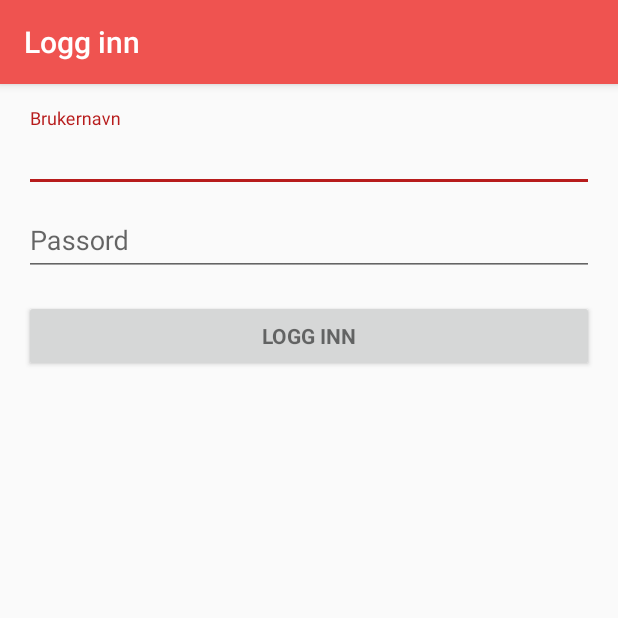
After one commit to andrmos/imber, an Android app: the LoginActivity screen opened directly, with no data from a screen before it, on a phone screen of 412 x 824 dp, the top half of it. The commit adds this screen. Run offline under Robolectric (Android 15) with nearby library versions, the phone set to English and light mode, and no system bars.

Commit message:
Made sign in activity

```diff
--- a/app/src/main/java/com/mossige/finseth/follo/inf219_mitt_uib/MainActivity.java
+++ b/app/src/main/java/com/mossige/finseth/follo/inf219_mitt_uib/MainActivity.java
@@ -1,5 +1,6 @@
 package com.mossige.finseth.follo.inf219_mitt_uib;
 
+import android.content.Intent;
 import android.os.Bundle;
 import android.support.design.widget.NavigationView;
 import android.support.design.widget.NavigationView.OnNavigationItemSelectedListener;
@@ -97,6 +98,11 @@ public class MainActivity extends AppCompatActivity implements OnNavigationItemS
             //return true;
         }
 
+        if(id == R.id.nav_signin){
+            Intent intent = new Intent(this,LoginActivity.class);
+            startActivity(intent);
+        }
+
         return false;
     }
 
--- /dev/null
+++ b/app/src/main/res/layout/activity_login.xml
@@ -0,0 +1,78 @@
+<LinearLayout xmlns:android="http://schemas.android.com/apk/res/android"
+    xmlns:tools="http://schemas.android.com/tools"
+    android:layout_width="match_parent"
+    android:layout_height="match_parent"
+    android:gravity="center_horizontal"
+    android:orientation="vertical"
+    android:paddingBottom="@dimen/activity_vertical_margin"
+    android:paddingLeft="@dimen/activity_horizontal_margin"
+    android:paddingRight="@dimen/activity_horizontal_margin"
+    android:paddingTop="@dimen/activity_vertical_margin"
+    android:background="@android:color/transparent"
+    tools:context="com.mossige.finseth.follo.inf219_mitt_uib.LoginActivity">
+
+    <!-- Login progress -->
+    <ProgressBar
+        android:id="@+id/login_progress"
+        style="?android:attr/progressBarStyleLarge"
+        android:layout_width="wrap_content"
+        android:layout_height="wrap_content"
+        android:layout_marginBottom="8dp"
+        android:visibility="gone"/>
+
+    <ScrollView
+        android:id="@+id/login_form"
+        android:layout_width="match_parent"
+        android:layout_height="match_parent">
+
+        <LinearLayout
+            android:id="@+id/email_login_form"
+            android:layout_width="match_parent"
+            android:layout_height="wrap_content"
+            android:orientation="vertical">
+
+            <android.support.design.widget.TextInputLayout
+                android:layout_width="match_parent"
+                android:layout_height="wrap_content">
+
+            <AutoCompleteTextView
+                android:id="@+id/email"
+                android:layout_width="match_parent"
+                android:layout_height="wrap_content"
+                android:hint="@string/prompt_email"
+                android:inputType="textEmailAddress"
+                android:maxLines="1"
+                android:singleLine="true"/>
+
+            </android.support.design.widget.TextInputLayout>
+
+            <android.support.design.widget.TextInputLayout
+                android:layout_width="match_parent"
+                android:layout_height="wrap_content">
+
+            <EditText
+                android:id="@+id/password"
+                android:layout_width="match_parent"
+                android:layout_height="wrap_content"
+                android:hint="@string/prompt_password"
+                android:imeActionId="@+id/login"
+                android:imeActionLabel="@string/action_sign_in_short"
+                android:imeOptions="actionUnspecified"
+                android:inputType="textPassword"
+                android:maxLines="1"
+                android:singleLine="true"/>
+
+            </android.support.design.widget.TextInputLayout>
+
+            <Button
+                android:id="@+id/email_sign_in_button"
+                style="?android:textAppearanceSmall"
+                android:layout_width="match_parent"
+                android:layout_height="wrap_content"
+                android:layout_marginTop="16dp"
+                android:text="@string/action_sign_in"
+                android:textStyle="bold"/>
+
+        </LinearLayout>
+    </ScrollView>
+</LinearLayout>
--- a/app/src/main/res/layout/text_view.xml
+++ b/app/src/main/res/layout/text_view.xml
@@ -15,6 +15,8 @@
 
         <TextView
             android:id="@+id/title"
+            android:fontFamily="sans-serif-medium"
+            android:textStyle="bold"
             android:layout_margin="10dp"
             android:layout_width="match_parent"
             android:layout_height="match_parent" />
--- a/app/src/main/res/values/strings.xml
+++ b/app/src/main/res/values/strings.xml
@@ -10,4 +10,17 @@
 
     <!-- TODO: Remove or change this placeholder text -->
     <string name="hello_blank_fragment">Hello blank fragment</string>
+    <string name="title_activity_login">Logg inn</string>
+
+    <!-- Strings related to login -->
+    <string name="prompt_email">Brukernavn</string>
+    <string name="prompt_password">Passord</string>
+    <string name="action_sign_in">Logg inn</string>
+    <string name="action_sign_in_short">Logg inn</string>
+    <string name="error_invalid_email">Ugyldig email-adresse</string>
+    <string name="error_incorrect_password">Ugyldig passord</string>
+    <string name="error_field_required">Dette feltet må fylles ut</string>
+    <string name="permission_rationale">"Contacts permissions are needed for providing email
+        completions."
+    </string>
 </resources>
```
Also changed, not shown: app/src/main/AndroidManifest.xml (+13 -4 lines), app/src/main/java/com/mossige/finseth/follo/inf219_mitt_uib/LoginActivity.java (added, +322 -0 lines), app/src/main/res/menu/activity_drawer.xml (+7 -0 lines).
